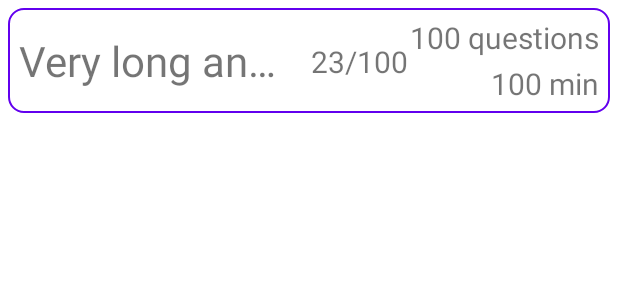
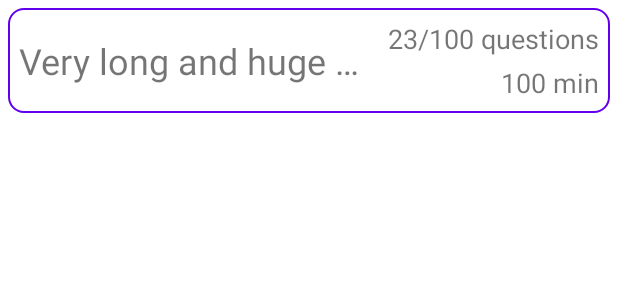
Before and after one commit to moevm/adfmp1h21-interview, an Android app: the layout quiz_results_item.xml on its own in the app's theme, with its tools: preview values and no code run, on a phone screen of 412 x 824 dp. Shown: the top 300 px of the screen. Run offline under Robolectric (Android 15) with nearby library versions, the phone set to English and light mode, and no system bars.

Commit message:
change markup for smallest devices as Pixel XL

```diff
--- a/app/src/main/java/com/pjs/itinterviewtrainer/adapters/StatisticsListAdapter.kt
+++ b/app/src/main/java/com/pjs/itinterviewtrainer/adapters/StatisticsListAdapter.kt
@@ -15,7 +15,6 @@ class StatisticsListAdapter(var dataSet: List<QuizResults>, private val onItemCl
         val titleView: TextView = view.findViewById(R.id.titleView)
         val questionsAmountView: TextView = view.findViewById(R.id.questionsAmountView)
         val passedTimeView: TextView = view.findViewById(R.id.passedTimeView)
-        val resultsView: TextView = view.findViewById(R.id.resultsView)
 
         init {
             titleView.setOnClickListener(this)
@@ -39,8 +38,7 @@ class StatisticsListAdapter(var dataSet: List<QuizResults>, private val onItemCl
     override fun onBindViewHolder(viewHolder: ViewHolder, position: Int) {
         val data = dataSet[position]
         viewHolder.titleView.text = data.title
-        viewHolder.resultsView.text = "${data.correct}/${data.correct + data.wrong}" // TODO data.questions.size
-        viewHolder.questionsAmountView.text = "${data.correct + data.wrong} questions" // TODO data.questions.size
+        viewHolder.questionsAmountView.text = "${data.correct}/${data.correct + data.wrong} questions" // TODO data.questions.size
         viewHolder.passedTimeView.text = "${String.format("%.1f", data.passedTimeInSeconds.toFloat()/60)} min"
     }
 
--- a/app/src/main/res/layout/quiz_results_item.xml
+++ b/app/src/main/res/layout/quiz_results_item.xml
@@ -17,46 +17,25 @@
         android:layout_width="0dp"
         android:layout_height="wrap_content"
         android:layout_marginStart="7dp"
-        android:layout_marginEnd="4dp"
+        android:layout_marginEnd="2dp"
         android:ellipsize="end"
         android:maxLines="1"
         android:text="Very long and huge many words text"
-        android:textSize="28sp"
+        android:textSize="24sp"
         app:layout_constraintBottom_toBottomOf="parent"
-        app:layout_constraintEnd_toStartOf="@+id/resultsView"
-        app:layout_constraintHorizontal_bias="0.0"
+        app:layout_constraintEnd_toStartOf="@+id/questionsAmountView"
         app:layout_constraintStart_toStartOf="parent"
         app:layout_constraintTop_toTopOf="parent" />
-
-    <TextView
-        android:id="@+id/resultsView"
-        android:layout_width="wrap_content"
-        android:layout_height="wrap_content"
-        android:layout_marginStart="188dp"
-        android:layout_marginTop="22dp"
-        android:layout_marginBottom="20dp"
-        android:maxLines="1"
-        android:minWidth="70dp"
-        android:text="23/100"
-        android:textAlignment="textEnd"
-        android:textSize="20sp"
-        app:layout_constraintBottom_toBottomOf="parent"
-        app:layout_constraintEnd_toStartOf="@+id/questionsAmountView"
-        app:layout_constraintHorizontal_bias="1.0"
-        app:layout_constraintStart_toStartOf="parent"
-        app:layout_constraintTop_toTopOf="parent"
-        app:layout_constraintVertical_bias="0.0" />
 
     <TextView
         android:id="@+id/questionsAmountView"
         android:layout_width="wrap_content"
         android:layout_height="wrap_content"
-        android:layout_marginTop="6dp"
+        android:layout_marginTop="8dp"
         android:layout_marginEnd="7dp"
-        android:minWidth="127dp"
-        android:text="100 questions"
+        android:text="23/100 questions"
         android:textAlignment="textEnd"
-        android:textSize="20sp"
+        android:textSize="18sp"
         app:layout_constraintEnd_toEndOf="parent"
         app:layout_constraintTop_toTopOf="parent" />
 
@@ -65,11 +44,10 @@
         android:layout_width="wrap_content"
         android:layout_height="wrap_content"
         android:layout_marginEnd="7dp"
-        android:layout_marginBottom="6dp"
-        android:minWidth="127dp"
+        android:layout_marginBottom="8dp"
         android:text="100 min"
         android:textAlignment="textEnd"
-        android:textSize="20sp"
+        android:textSize="18sp"
         app:layout_constraintBottom_toBottomOf="parent"
         app:layout_constraintEnd_toEndOf="parent" />
 </androidx.constraintlayout.widget.ConstraintLayout>
```
